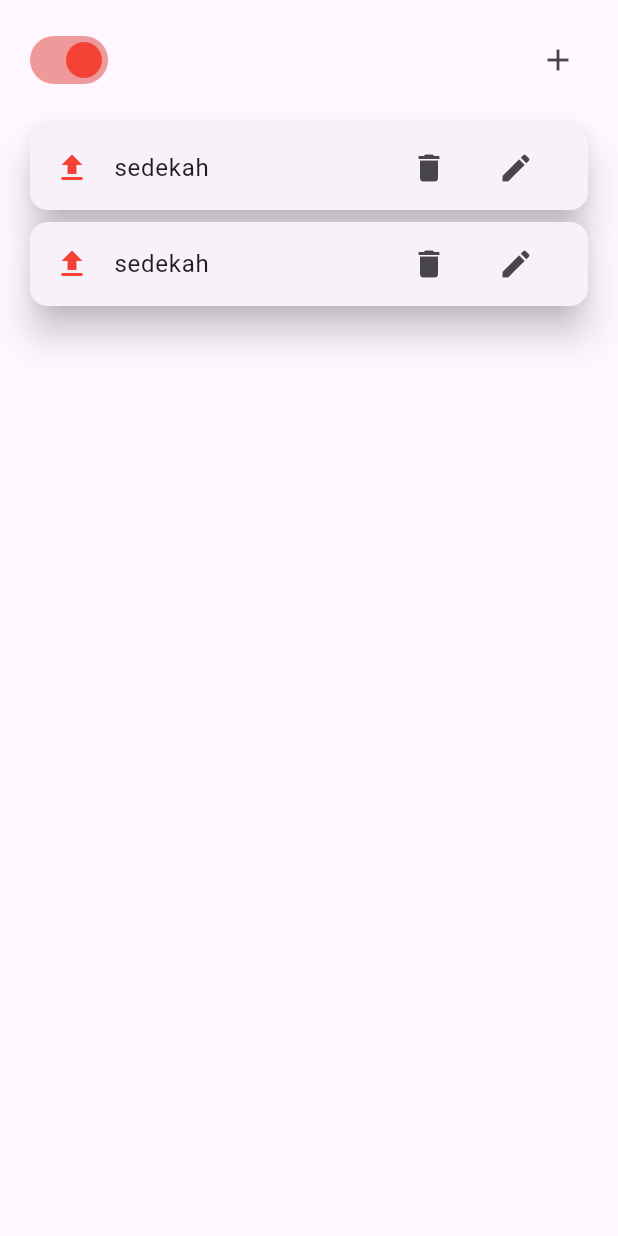
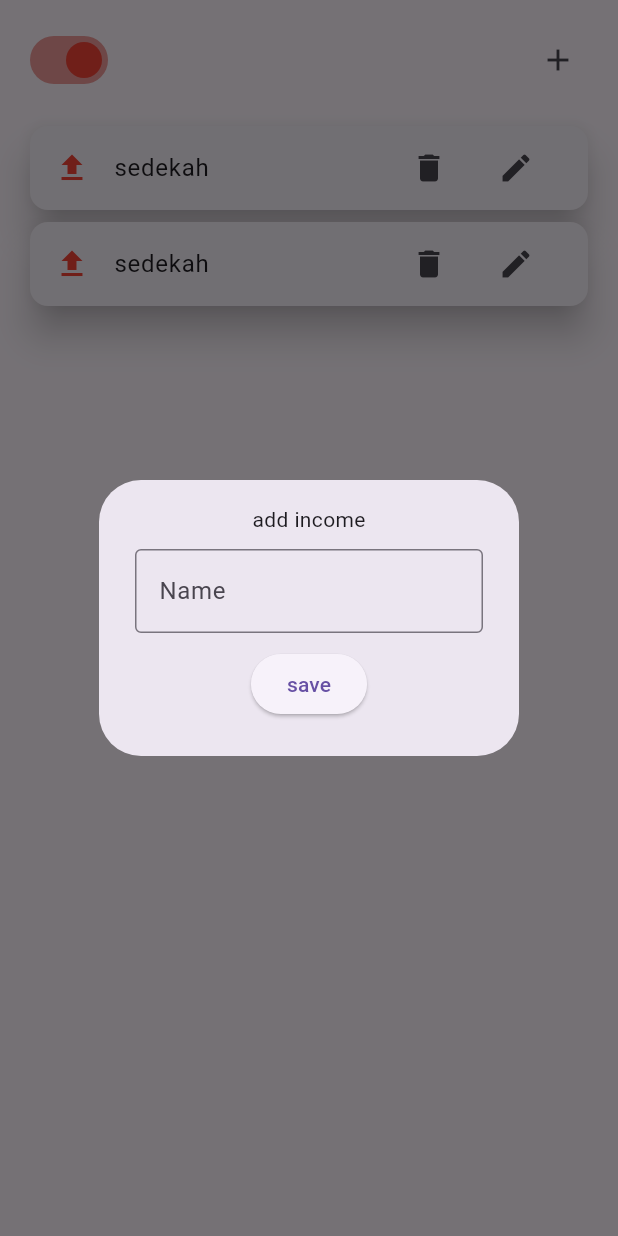
Before and after one commit to ZidannAR/MoneyTracker, a Flutter app: the CategoryPage widget shown alone on an empty page, opened directly, after a tap on the "add" icon, on a phone screen of 412 x 824 dp. Run offline on Flutter 3.47's test engine with Material 3 defaults, Android fonts, the phone set to English and light mode, and no system bars; our stand-ins replace google_fonts; missing offline and left inert: calendar_appbar.

Commit message:
menambahkan modal income

```diff
--- a/lib/pages/category_page.dart
+++ b/lib/pages/category_page.dart
@@ -9,6 +9,28 @@ class CategoryPage extends StatefulWidget {
 
 class _CategoryPageState extends State<CategoryPage> {
   bool isExpense = true;
+
+  void openDialog() {
+    showDialog(context: context, builder: (BuildContext context ){
+      return AlertDialog(
+        content: SingleChildScrollView(
+          child: Center(
+            child: Column(
+              children: [
+                Text("add income"),
+                SizedBox(height: 10,),
+                TextFormField(
+                  decoration: InputDecoration(border: OutlineInputBorder(), hintText: "Name" ),
+                ),
+                SizedBox(height: 10,),
+                ElevatedButton(onPressed: () {}, child: Text("save"))
+              ],
+            ),
+          ),
+        ),
+      );
+    });
+  }
   @override
   Widget build(BuildContext context) {
     return SafeArea(
@@ -23,16 +45,18 @@ class _CategoryPageState extends State<CategoryPage> {
                   value: isExpense,
                   onChanged: (bool value) {
                     setState(() {
-                      isExpense = value ;
+                      isExpense = value;
                     });
                   },
                   activeColor: Colors.red, // thumb
                   activeTrackColor: Colors.red[200], // track
-                  // warna saat OFF
+
                   inactiveThumbColor: Colors.green, // thumb
                   inactiveTrackColor: Colors.green[200],
                 ),
-                IconButton(onPressed: () {}, icon: Icon(Icons.add))
+                IconButton(onPressed: () {
+                  openDialog();
+                }, icon: Icon(Icons.add))
               ],
             ),
           ),
@@ -41,7 +65,7 @@ class _CategoryPageState extends State<CategoryPage> {
             child: Card(
               elevation: 10,
               child: ListTile(
-                leading: Icon(Icons.upload, color: Colors.red,),
+                leading: (isExpense) ? Icon(Icons.upload, color: Colors.red,) :Icon(Icons.download, color: Colors.green),
                 title: Text('sedekah'),
                 trailing: Row(
                   mainAxisSize: MainAxisSize.min,
@@ -59,7 +83,7 @@ class _CategoryPageState extends State<CategoryPage> {
             child: Card(
               elevation: 10,
               child: ListTile(
-                leading: Icon(Icons.upload, color: Colors.red,),
+                leading: (isExpense) ? Icon(Icons.upload, color: Colors.red,) :Icon(Icons.download, color: Colors.green),
                 title: Text('sedekah'),
                 trailing: Row(
                   mainAxisSize: MainAxisSize.min,
@@ -72,6 +96,7 @@ class _CategoryPageState extends State<CategoryPage> {
               ),
             ),
           ),
+
         ],
       ),
     );
```
